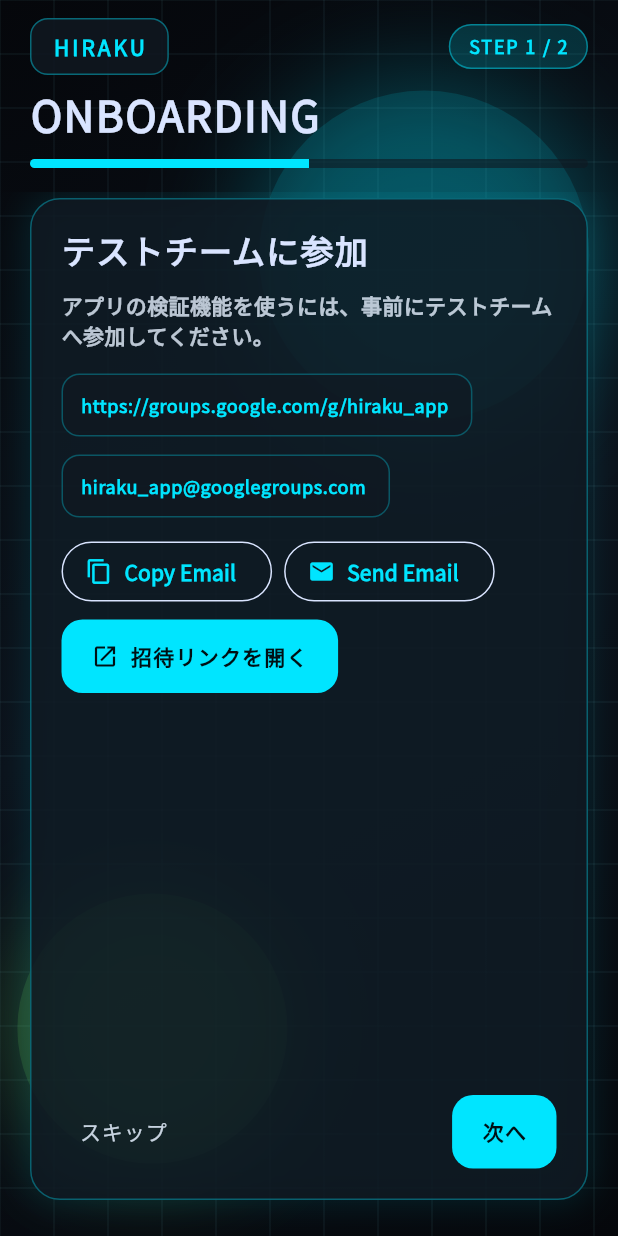
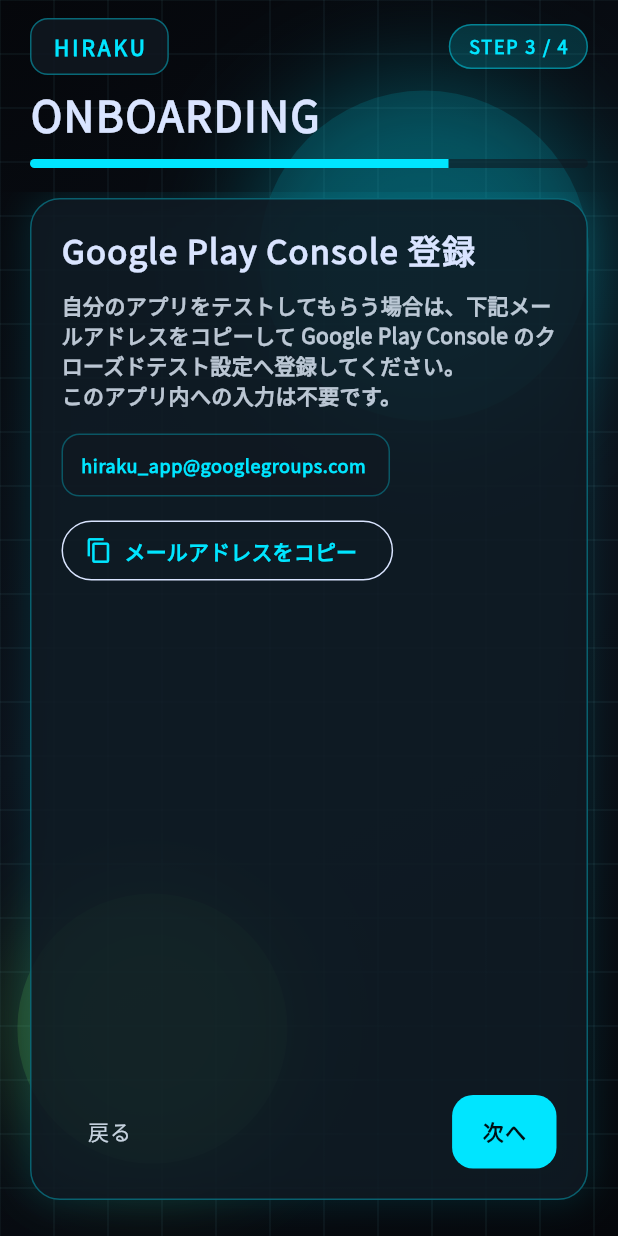
Before and after one commit to yuga1691/hiraku, a Flutter app: the OnboardingScreen screen opened directly, after a tap on "スキップ", after a tap on "戻る", on a phone screen of 412 x 824 dp. Run offline on Flutter 3.47's test engine with Material 3 defaults, Android fonts, the phone set to English and light mode, and no system bars; our stand-ins replace cloud_firestore, firebase_auth, firebase_core, image_picker, shared_preferences; accounts and stored records are empty; network calls fail.

Commit message:
初回起動時の説明追加

```diff
--- a/lib/screens/onboarding_screen.dart
+++ b/lib/screens/onboarding_screen.dart
@@ -17,6 +17,8 @@
 }
 
 class _OnboardingScreenState extends State<OnboardingScreen> {
+  static const int _totalSteps = 4;
+
   final PageController _pageController = PageController();
   final TextEditingController _usernameController = TextEditingController();
   final FirestoreService _firestoreService = FirestoreService();
@@ -70,9 +72,7 @@
                       ),
                     ),
                     const Spacer(),
-                    _StepChip(
-                      label: 'STEP ${_pageIndex + 1} / 2',
-                    ),
+                    _StepChip(label: 'STEP ${_pageIndex + 1} / $_totalSteps'),
                   ],
                 ),
               ),
@@ -86,9 +86,8 @@
                   borderRadius: BorderRadius.circular(8),
                   child: LinearProgressIndicator(
                     minHeight: 6,
-                    value: (_pageIndex + 1) / 2,
-                    backgroundColor:
-                        theme.colorScheme.surface.withOpacity(0.6),
+                    value: (_pageIndex + 1) / _totalSteps,
+                    backgroundColor: theme.colorScheme.surface.withOpacity(0.6),
                   ),
                 ),
               ),
@@ -97,7 +96,9 @@
                   controller: _pageController,
                   physics: const NeverScrollableScrollPhysics(),
                   children: [
-                    _buildTeamPage(context),
+                    _buildOverviewPage(context),
+                    _buildTeamJoinPage(context),
+                    _buildPlayConsolePage(context),
                     _buildUsernamePage(context),
                   ],
                 ),
@@ -109,7 +110,7 @@
     );
   }
 
-  Widget _buildTeamPage(BuildContext context) {
+  Widget _buildOverviewPage(BuildContext context) {
     final theme = Theme.of(context);
     return Padding(
       padding: const EdgeInsets.fromLTRB(20, 4, 20, 24),
@@ -117,13 +118,63 @@
         child: Column(
           crossAxisAlignment: CrossAxisAlignment.start,
           children: [
+            Text('クローズドテスト参加について', style: theme.textTheme.titleLarge),
+            const SizedBox(height: 12),
             Text(
-              'テストチームに参加',
-              style: theme.textTheme.titleLarge,
+              '本アプリのテスト参加には、Google Play の公式「クローズドテスト機能」を利用しています。'
+              '\nテスター管理のために Googleグループ を使用します。',
+              style: theme.textTheme.bodyMedium?.copyWith(
+                color: theme.colorScheme.onSurface.withOpacity(0.8),
+              ),
             ),
             const SizedBox(height: 12),
             Text(
-              'アプリの検証機能を使うには、事前にテストチームへ参加してください。',
+              '仕組み\n'
+              '1. テスターとして参加する場合\n'
+              'Googleグループへ参加すると、Playストアからテスト版をインストールできます。\n'
+              '2. 自分のアプリをテストしてもらう場合\n'
+              'Play Console のクローズドテスト設定に、指定の Googleグループメールアドレスを登録します。',
+              style: theme.textTheme.bodySmall?.copyWith(
+                color: theme.colorScheme.onSurface.withOpacity(0.8),
+              ),
+            ),
+            const SizedBox(height: 12),
+            Text(
+              '安全性\n'
+              '・使用するのはメールアドレスのみ\n'
+              '・個人情報の取得や端末アクセスは行いません\n'
+              '・すべて Google Play 公式の仕組み内で動作します',
+              style: theme.textTheme.bodySmall?.copyWith(
+                color: theme.colorScheme.onSurface.withOpacity(0.8),
+              ),
+            ),
+            const Spacer(),
+            Row(
+              children: [
+                TextButton(onPressed: () => _goToPage(_totalSteps - 1), child: const Text('スキップ')),
+                const Spacer(),
+                FilledButton(onPressed: _nextPage, child: const Text('次へ')),
+              ],
+            ),
+          ],
+        ),
+      ),
+    );
+  }
+
+  Widget _buildTeamJoinPage(BuildContext context) {
+    final theme = Theme.of(context);
+    return Padding(
+      padding: const EdgeInsets.fromLTRB(20, 4, 20, 24),
+      child: _Panel(
+        child: Column(
+          crossAxisAlignment: CrossAxisAlignment.start,
+          children: [
+            Text('テストチームに参加', style: theme.textTheme.titleLarge),
+            const SizedBox(height: 12),
+            Text(
+              'このページでは Googleグループの参加リンクのみを表示します。'
+              '\nGoogleグループへ参加後、次へ進んでください。',
               style: theme.textTheme.bodyMedium?.copyWith(
                 color: theme.colorScheme.onSurface.withOpacity(0.8),
               ),
@@ -146,6 +197,47 @@
               ),
             ),
             const SizedBox(height: 12),
+            FilledButton.icon(
+              onPressed: _openTeamUrl,
+              icon: const Icon(Icons.open_in_new),
+              label: const Text('Googleグループを開く'),
+            ),
+            const Spacer(),
+            Row(
+              children: [
+                TextButton(
+                  onPressed: _pageIndex == 0 ? null : _prevPage,
+                  child: const Text('戻る'),
+                ),
+                const Spacer(),
+                FilledButton(onPressed: _nextPage, child: const Text('次へ')),
+              ],
+            ),
+          ],
+        ),
+      ),
+    );
+  }
+
+  Widget _buildPlayConsolePage(BuildContext context) {
+    final theme = Theme.of(context);
+    return Padding(
+      padding: const EdgeInsets.fromLTRB(20, 4, 20, 24),
+      child: _Panel(
+        child: Column(
+          crossAxisAlignment: CrossAxisAlignment.start,
+          children: [
+            Text('Google Play Console 登録', style: theme.textTheme.titleLarge),
+            const SizedBox(height: 12),
+            Text(
+              '自分のアプリをテストしてもらう場合は、下記メールアドレスをコピーして '
+              'Google Play Console のクローズドテスト設定へ登録してください。'
+              '\nこのアプリ内への入力は不要です。',
+              style: theme.textTheme.bodyMedium?.copyWith(
+                color: theme.colorScheme.onSurface.withOpacity(0.8),
+              ),
+            ),
+            const SizedBox(height: 16),
             Container(
               padding: const EdgeInsets.all(12),
               decoration: BoxDecoration(
@@ -163,40 +255,20 @@
               ),
             ),
             const SizedBox(height: 12),
-            Wrap(
-              spacing: 8,
-              runSpacing: 8,
-              children: [
-                OutlinedButton.icon(
-                  onPressed: _copyTeamEmail,
-                  icon: const Icon(Icons.copy),
-                  label: const Text('Copy Email'),
-                ),
-                OutlinedButton.icon(
-                  onPressed: _openTeamEmail,
-                  icon: const Icon(Icons.email),
-                  label: const Text('Send Email'),
-                ),
-              ],
-            ),
-            const SizedBox(height: 8),
-            FilledButton.icon(
-              onPressed: _openTeamUrl,
-              icon: const Icon(Icons.open_in_new),
-              label: const Text('招待リンクを開く'),
+            OutlinedButton.icon(
+              onPressed: _copyTeamEmail,
+              icon: const Icon(Icons.copy),
+              label: const Text('メールアドレスをコピー'),
             ),
             const Spacer(),
             Row(
               children: [
                 TextButton(
-                  onPressed: _nextPage,
-                  child: const Text('スキップ'),
+                  onPressed: _pageIndex == 0 ? null : _prevPage,
+                  child: const Text('戻る'),
                 ),
                 const Spacer(),
-                FilledButton(
-                  onPressed: _nextPage,
-                  child: const Text('次へ'),
-                ),
+                FilledButton(onPressed: _nextPage, child: const Text('次へ')),
               ],
             ),
           ],
@@ -213,10 +285,7 @@
         child: Column(
           crossAxisAlignment: CrossAxisAlignment.start,
           children: [
-            Text(
-              'ユーザー名を設定',
-              style: theme.textTheme.titleLarge,
-            ),
+            Text('ユーザー名を設定', style: theme.textTheme.titleLarge),
             const SizedBox(height: 12),
             Text(
               'この名前はアプリ内で表示されます。後から変更できます。',
@@ -259,18 +328,23 @@
   }
 
   void _nextPage() {
-    setState(() => _pageIndex = 1);
-    _pageController.animateToPage(
-      1,
-      duration: const Duration(milliseconds: 250),
-      curve: Curves.easeOut,
-    );
+    if (_pageIndex >= _totalSteps - 1) {
+      return;
+    }
+    _goToPage(_pageIndex + 1);
   }
 
   void _prevPage() {
-    setState(() => _pageIndex = 0);
+    if (_pageIndex <= 0) {
+      return;
+    }
+    _goToPage(_pageIndex - 1);
+  }
+
+  void _goToPage(int nextPage) {
+    setState(() => _pageIndex = nextPage);
     _pageController.animateToPage(
-      0,
+      nextPage,
       duration: const Duration(milliseconds: 250),
       curve: Curves.easeOut,
     );
@@ -292,9 +366,9 @@
       await _firestoreService.updateUsername(user.uid, username);
       await _onboardingService.markCompleted();
       if (!mounted) return;
-      Navigator.of(context).pushReplacement(
-        MaterialPageRoute(builder: (_) => const HomeScreen()),
-      );
+      Navigator.of(
+        context,
+      ).pushReplacement(MaterialPageRoute(builder: (_) => const HomeScreen()));
     } catch (e) {
       _showSnack('保存に失敗しました: $e');
     } finally {
@@ -309,21 +383,16 @@
     await launchUrl(uri, mode: LaunchMode.externalApplication);
   }
 
-  Future<void> _openTeamEmail() async {
-    final uri = Uri(scheme: 'mailto', path: kTeamJoinEmail);
-    await launchUrl(uri, mode: LaunchMode.externalApplication);
-  }
-
   Future<void> _copyTeamEmail() async {
     await Clipboard.setData(const ClipboardData(text: kTeamJoinEmail));
     if (!mounted) return;
-    _showSnack('Copied Google Group email.');
+    _showSnack('Googleグループのメールアドレスをコピーしました。');
   }
 
   void _showSnack(String message) {
-    ScaffoldMessenger.of(context).showSnackBar(
-      SnackBar(content: Text(message)),
-    );
+    ScaffoldMessenger.of(
+      context,
+    ).showSnackBar(SnackBar(content: Text(message)));
   }
 }
 
@@ -340,9 +409,7 @@
       decoration: BoxDecoration(
         color: theme.colorScheme.surface.withOpacity(0.85),
         borderRadius: BorderRadius.circular(20),
-        border: Border.all(
-          color: theme.colorScheme.primary.withOpacity(0.35),
-        ),
+        border: Border.all(color: theme.colorScheme.primary.withOpacity(0.35)),
         boxShadow: [
           BoxShadow(
             color: theme.colorScheme.primary.withOpacity(0.12),
@@ -369,9 +436,7 @@
       decoration: BoxDecoration(
         color: theme.colorScheme.primary.withOpacity(0.16),
         borderRadius: BorderRadius.circular(20),
-        border: Border.all(
-          color: theme.colorScheme.primary.withOpacity(0.45),
-        ),
+        border: Border.all(color: theme.colorScheme.primary.withOpacity(0.45)),
       ),
       child: Text(
         label,
--- a/pubspec.yaml
+++ b/pubspec.yaml
@@ -45,6 +45,7 @@
 dev_dependencies:
   flutter_test:
     sdk: flutter
+  flutter_launcher_icons: ^0.14.3
 
   # The "flutter_lints" package below contains a set of recommended lints to
   # encourage good coding practices. The lint set provided by the package is
@@ -101,3 +102,8 @@
     - family: NotoSansJP
       fonts:
         - asset: assets/fonts/NotoSansJP[wght].ttf
+
+flutter_icons:
+  android: true
+  ios: false
+  image_path: assets/icon/app_icon.png
```
Also changed, not shown: assets/icon/app_icon.png (added), pubspec.lock, 5 other files.
